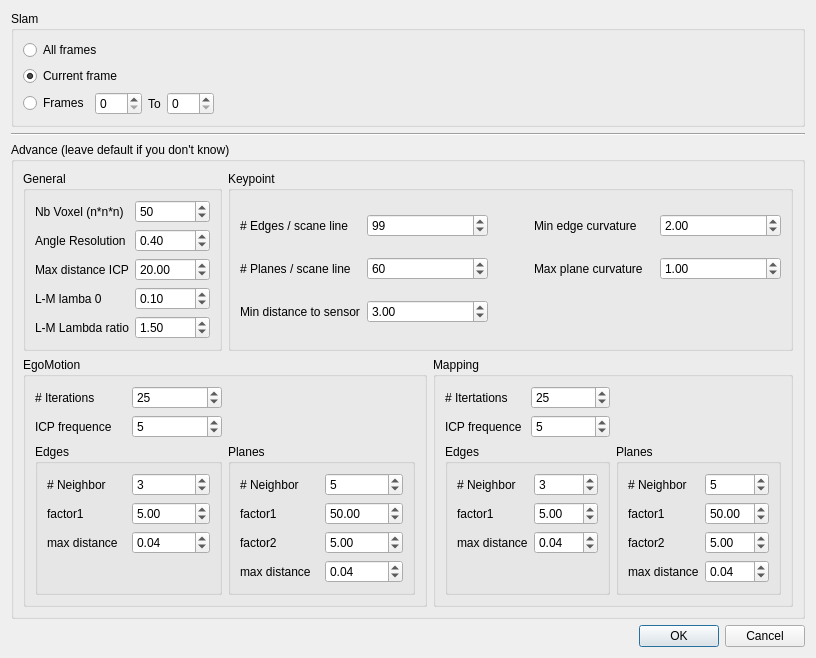
Before: the Qt Designer form VelodyneHDL/vvSlamConfigurationDialog.ui in Kitware/VeloView, drawn with Qt 5.
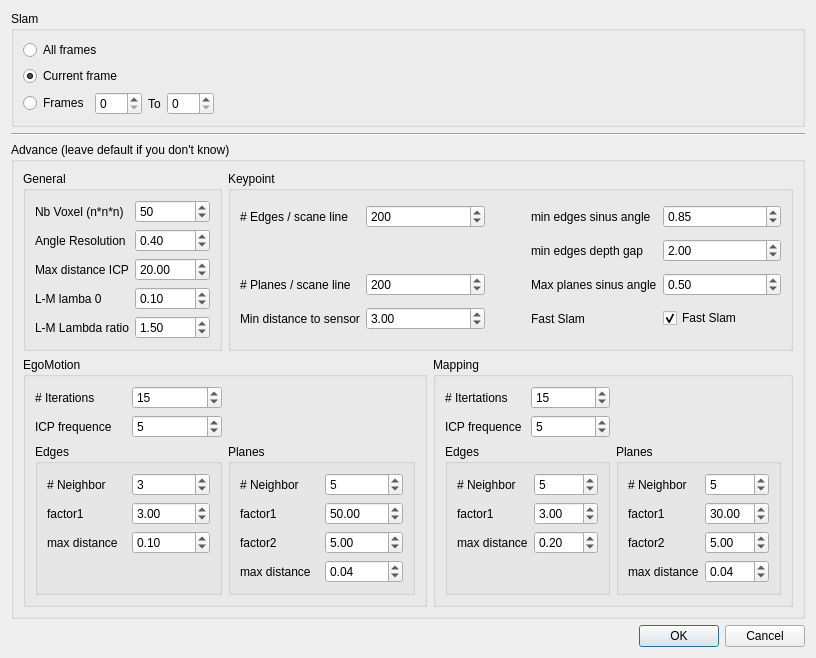
After: the same form once the commit is applied.

Commit message: New keypoints extraction method

Patch:
```diff
--- a/VelodyneHDL/vvSlamConfigurationDialog.ui
+++ b/VelodyneHDL/vvSlamConfigurationDialog.ui
@@ -43,7 +43,7 @@
          <item row="0" column="1">
           <widget class="QSpinBox" name="Mapping_MaxIter">
            <property name="value">
-            <number>25</number>
+            <number>15</number>
            </property>
           </widget>
          </item>
@@ -63,7 +63,7 @@
             <item row="0" column="1">
              <widget class="QSpinBox" name="Mapping_LineDistance_k">
               <property name="value">
-               <number>3</number>
+               <number>5</number>
               </property>
              </widget>
             </item>
@@ -73,7 +73,7 @@
                <double>999.990000000000009</double>
               </property>
               <property name="value">
-               <double>5.000000000000000</double>
+               <double>3.000000000000000</double>
               </property>
              </widget>
             </item>
@@ -108,7 +108,7 @@
             <item row="2" column="1">
              <widget class="QDoubleSpinBox" name="Mapping_Line_Max_Distance">
               <property name="value">
-               <double>0.040000000000000</double>
+               <double>0.200000000000000</double>
               </property>
              </widget>
             </item>
@@ -134,7 +134,7 @@
                <double>999.990000000000009</double>
               </property>
               <property name="value">
-               <double>50.000000000000000</double>
+               <double>30.000000000000000</double>
               </property>
              </widget>
             </item>
@@ -195,34 +195,34 @@
          <string>Keypoint</string>
         </property>
         <layout class="QGridLayout" name="gridLayout_5">
-         <item row="0" column="0">
-          <widget class="QLabel" name="label_2">
-           <property name="text">
-            <string># Edges / scane line</string>
-           </property>
-          </widget>
-         </item>
          <item row="0" column="3">
           <widget class="QLabel" name="label_6">
            <property name="text">
-            <string>Min edge curvature</string>
+            <string>min edges sinus angle</string>
            </property>
           </widget>
          </item>
-         <item row="1" column="0">
+         <item row="2" column="0">
           <widget class="QLabel" name="label_4">
            <property name="text">
             <string># Planes / scane line</string>
            </property>
           </widget>
          </item>
-         <item row="1" column="1">
+         <item row="0" column="0">
+          <widget class="QLabel" name="label_2">
+           <property name="text">
+            <string># Edges / scane line</string>
+           </property>
+          </widget>
+         </item>
+         <item row="2" column="1">
           <widget class="QSpinBox" name="Keypoint_MaxPlanarsPerScanLine">
            <property name="maximum">
             <number>999</number>
            </property>
            <property name="value">
-            <number>60</number>
+            <number>200</number>
            </property>
           </widget>
          </item>
@@ -232,7 +232,7 @@
             <number>999</number>
            </property>
            <property name="value">
-            <number>99</number>
+            <number>200</number>
            </property>
           </widget>
          </item>
@@ -252,14 +252,14 @@
            </property>
           </spacer>
          </item>
-         <item row="1" column="3">
+         <item row="2" column="3">
           <widget class="QLabel" name="label_7">
            <property name="text">
-            <string>Max plane curvature</string>
+            <string>Max planes sinus angle</string>
            </property>
           </widget>
          </item>
-         <item row="3" column="1">
+         <item row="4" column="1">
           <widget class="QDoubleSpinBox" name="Keypoint_MinDistanceToSensor">
            <property name="value">
             <double>3.000000000000000</double>
@@ -267,38 +267,72 @@
           </widget>
          </item>
          <item row="0" column="4">
-          <widget class="QDoubleSpinBox" name="Keypoint_PlaneCurvatureThreshold">
+          <widget class="QDoubleSpinBox" name="Keypoint_EdgeSinAngleThreshold">
            <property name="maximum">
-            <double>999.990000000000009</double>
+            <double>1.000000000000000</double>
            </property>
            <property name="singleStep">
-            <double>0.100000000000000</double>
+            <double>0.010000000000000</double>
            </property>
            <property name="value">
-            <double>2.000000000000000</double>
+            <double>0.850000000000000</double>
            </property>
           </widget>
          </item>
-         <item row="1" column="4">
-          <widget class="QDoubleSpinBox" name="Keypoint_EdgeCurvatureThreshold">
+         <item row="2" column="4">
+          <widget class="QDoubleSpinBox" name="Keypoint_PlaneSinAngleThreshold">
            <property name="maximum">
-            <double>999.990000000000009</double>
+            <double>1.000000000000000</double>
            </property>
            <property name="singleStep">
-            <double>0.100000000000000</double>
+            <double>0.010000000000000</double>
            </property>
            <property name="value">
-            <double>1.000000000000000</double>
+            <double>0.500000000000000</double>
            </property>
           </widget>
          </item>
-         <item row="3" column="0">
+         <item row="4" column="4">
+          <widget class="QCheckBox" name="FastSlam">
+           <property name="text">
+            <string>Fast Slam</string>
+           </property>
+           <property name="checked">
+            <bool>true</bool>
+           </property>
+          </widget>
+         </item>
+         <item row="4" column="3">
+          <widget class="QLabel" name="label_32">
+           <property name="text">
+            <string>Fast Slam</string>
+           </property>
+          </widget>
+         </item>
+         <item row="4" column="0">
           <widget class="QLabel" name="label_5">
            <property name="text">
             <string>Min distance to sensor</string>
            </property>
           </widget>
          </item>
+         <item row="1" column="3">
+          <widget class="QLabel" name="label_33">
+           <property name="text">
+            <string>min edges depth gap</string>
+           </property>
+          </widget>
+         </item>
+         <item row="1" column="4">
+          <widget class="QDoubleSpinBox" name="Keypoints_EdgeDepthGapThreshold">
+           <property name="singleStep">
+            <double>0.100000000000000</double>
+           </property>
+           <property name="value">
+            <double>2.000000000000000</double>
+           </property>
+          </widget>
+         </item>
         </layout>
        </widget>
       </item>
@@ -355,7 +389,7 @@
                <double>999.990000000000009</double>
               </property>
               <property name="value">
-               <double>5.000000000000000</double>
+               <double>3.000000000000000</double>
               </property>
              </widget>
             </item>
@@ -372,7 +406,7 @@
                <double>0.010000000000000</double>
               </property>
               <property name="value">
-               <double>0.040000000000000</double>
+               <double>0.100000000000000</double>
               </property>
              </widget>
             </item>
@@ -453,7 +487,7 @@
          <item row="0" column="2">
           <widget class="QSpinBox" name="EgoMotion_MaxIter">
            <property name="value">
-            <number>25</number>
+            <number>15</number>
            </property>
           </widget>
          </item>
```
The commit also changes 6 other files.
